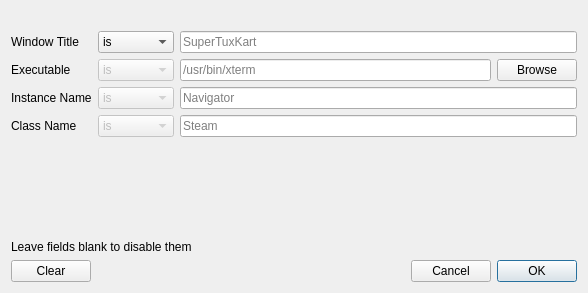
tbuddy366/ckb-next, file src/gui/kbmodeeventmgr.ui: the form before one commit.
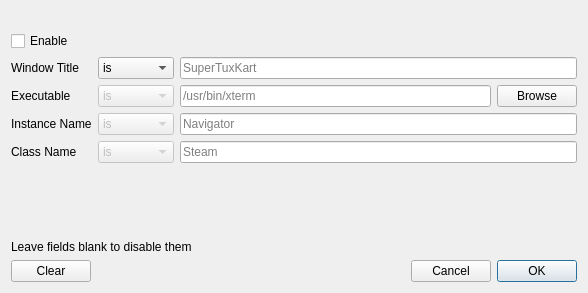
The form after the commit.

What changed in the file:
```diff
--- a/src/gui/kbmodeeventmgr.ui
+++ b/src/gui/kbmodeeventmgr.ui
@@ -24,6 +24,13 @@
      </property>
     </widget>
    </item>
+   <item>
+    <widget class="QCheckBox" name="enableBox">
+     <property name="text">
+      <string>Enable</string>
+     </property>
+    </widget>
+   </item>
    <item>
     <layout class="QGridLayout" name="gridLayout">
      <item row="2" column="0">
```
